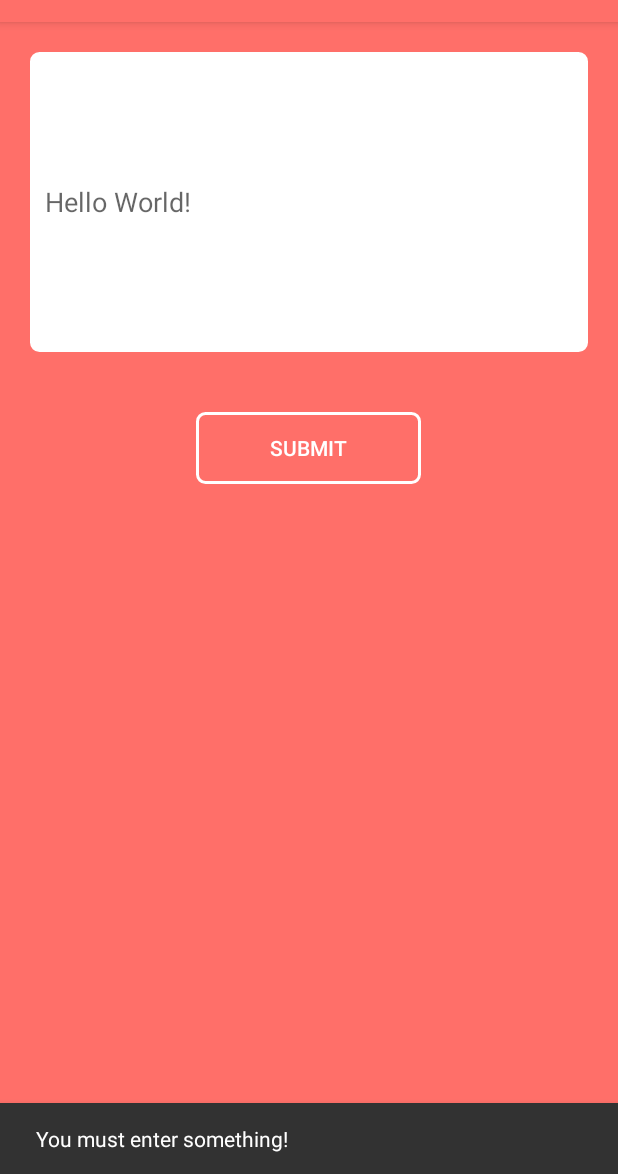
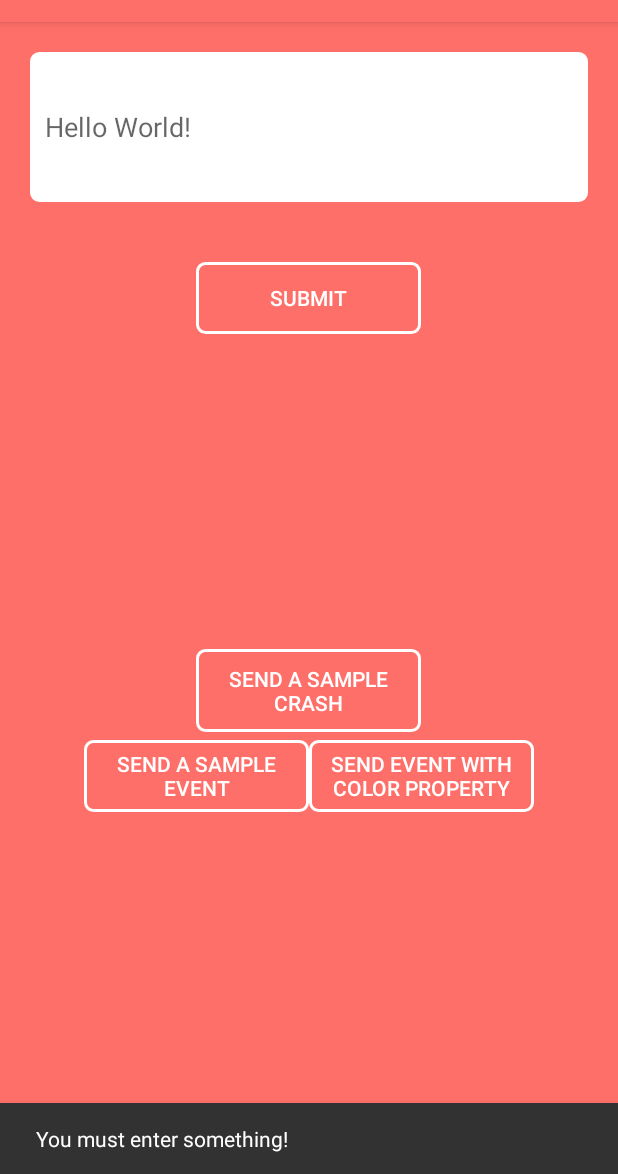
Before and after one commit to maestersid/MySentiment, an Android app: the screen it shows after launch (MainActivity), after a tap on "SUBMIT", on a phone screen of 412 x 824 dp, the part 62-1236 px from its top. Run offline under Robolectric (Android 15) with nearby library versions, the phone set to English and light mode, and no system bars.

Commit message:
Adding Android crash and analytics buttons to app

```diff
--- a/Java/MobileAzureDevDays/app/src/main/java/com/xamarin/azuredevdays/MainActivity.java
+++ b/Java/MobileAzureDevDays/app/src/main/java/com/xamarin/azuredevdays/MainActivity.java
@@ -1,5 +1,6 @@
 package com.xamarin.azuredevdays;
 
+import android.app.DialogFragment;
 import android.graphics.Color;
 import android.os.Bundle;
 import android.os.Handler;
@@ -9,12 +10,18 @@ import android.support.design.widget.Snackbar;
 import android.support.v7.app.AppCompatActivity;
 import android.support.v7.widget.Toolbar;
 import android.view.View;
+import android.view.View.OnClickListener;
 import android.view.Menu;
 import android.view.MenuItem;
 import android.widget.Button;
 import android.widget.EditText;
 import android.widget.LinearLayout;
 import android.widget.TextView;
+import android.app.Dialog;
+import android.app.AlertDialog;
+import android.content.DialogInterface;
+import java.util.HashMap;
+import java.util.Map;
 
 import com.google.gson.Gson;
 
@@ -25,7 +32,7 @@ import okhttp3.Response;
 
 import java.io.IOException;
 
-public class MainActivity extends AppCompatActivity {
+public class MainActivity extends AppCompatActivity implements OnClickListener {
 
     SentimentClient sentimentClient;
     Gson gson = new Gson();
@@ -34,6 +41,9 @@ public class MainActivity extends AppCompatActivity {
     LinearLayout backgroundLayout;
     EditText sentimentText;
     Button getSentimentButton;
+    Button crashButton;
+    Button eventButton;
+    Button colorButton;
     TextView emojiView;
 
     @Override
@@ -76,10 +86,23 @@ public class MainActivity extends AppCompatActivity {
         emojiView = (TextView) findViewById(R.id.emojiView);
 
         getSentimentButton = (Button) findViewById(R.id.getSentimentButton);
-        getSentimentButton.setOnClickListener(new View.OnClickListener() {
+        getSentimentButton.setOnClickListener(this);
 
-            @Override
-            public void onClick(final View view) {
+        Button crashButton = (Button) findViewById(R.id.sendCrashButton);
+        crashButton.setOnClickListener(this);
+
+        Button eventButton = (Button) findViewById(R.id.sendEventButton);
+        eventButton.setOnClickListener(this);
+
+        Button colorButton = (Button) findViewById(R.id.sendColorButton);
+        colorButton.setOnClickListener(this);
+
+
+    }
+
+    public void onClick(final View view){
+        switch(view.getId()){
+            case R.id.getSentimentButton:
 
                 if(sentimentText.getText().toString().equals("")) {
                     Snackbar.make(view, "You must enter something!", Snackbar.LENGTH_SHORT).show();
@@ -128,11 +151,23 @@ public class MainActivity extends AppCompatActivity {
                 } catch (IOException e) {
                     e.printStackTrace();
                 }
-            }
-        });
 
+                break;
+            case R.id.sendCrashButton:
+                DialogFragment crashDialog = new CrashDialog();
+                crashDialog.show(getFragmentManager(), "crashDialog");
+                break;
 
+            case R.id.sendEventButton:
+                DialogFragment eventDialog = new EventDialog();
+                eventDialog.show(getFragmentManager(), "eventDialog");
+                break;
 
+            case R.id.sendColorButton:
+                DialogFragment colorDialog = new ColorDialog();
+                colorDialog.show(getFragmentManager(), "colorDialog");
+                break;
+        }
     }
 
 
@@ -198,4 +233,56 @@ public class MainActivity extends AppCompatActivity {
         return Color.HSVToColor(hsv);
     }
 
+    public static class CrashDialog extends DialogFragment {
+        public Dialog onCreateDialog(Bundle savedInstanceState) {
+            AlertDialog.Builder builder = new AlertDialog.Builder(getActivity());
+            builder.setMessage("A crash report will be sent when you reopen the app.")
+                    .setPositiveButton("Crash app", new DialogInterface.OnClickListener() {
+                        public void onClick(DialogInterface dialog, int id) {
+                            throw new RuntimeException("crashing");
+                        }
+                    }).setNegativeButton("Cancel", new DialogInterface.OnClickListener() {
+                public void onClick(DialogInterface dialog, int id) {
+                }
+            });
+            return builder.create();
+        }
+    }
+
+    public static class EventDialog extends DialogFragment {
+        public Dialog onCreateDialog(Bundle savedInstanceState) {
+            AlertDialog.Builder builder = new AlertDialog.Builder(getActivity());
+            builder.setMessage("Event sent").setPositiveButton("OK", new DialogInterface.OnClickListener() {
+                public void onClick(DialogInterface dialog, int id) {
+                }
+            });
+            return builder.create();
+        }
+    }
+
+    private static Map<String, String> properties = new HashMap<>();
+
+    public static class ColorDialog extends DialogFragment {
+        public Dialog onCreateDialog(Bundle savedInstanceState) {
+            AlertDialog.Builder builder = new AlertDialog.Builder(getActivity());
+            CharSequence[] colors = {"Yellow", "Blue", "Red"};
+            builder.setTitle("Pick a color").setItems(colors, new DialogInterface.OnClickListener() {
+                public void onClick(DialogInterface dialog, int index) {
+                    switch (index) {
+                        case 0:
+                            properties.put("Color", "Yellow");
+                            break;
+                        case 1:
+                            properties.put("Color", "Blue");
+                            break;
+                        case 2:
+                            properties.put("Color", "Red");
+                            break;
+                    }
+                }
+            });
+            return builder.create();
+        }
+    }
+
 }
--- a/Java/MobileAzureDevDays/app/src/main/res/layout/content_main.xml
+++ b/Java/MobileAzureDevDays/app/src/main/res/layout/content_main.xml
@@ -21,7 +21,7 @@
         android:background="@drawable/editext_drawable"
         android:lines="20"
         android:layout_width="match_parent"
-        android:layout_height="200dp"
+        android:layout_height="100dp"
         android:hint="Hello World!"
         android:padding="10dp"/>
 
@@ -37,11 +37,50 @@
         android:text="Submit"/>
 
     <TextView
-        android:paddingTop="60dp"
+        android:paddingTop="30dp"
         android:alpha="1"
         android:id="@+id/emojiView"
         android:layout_gravity="center_horizontal"
         android:layout_width="wrap_content"
         android:layout_height="wrap_content"
         android:textSize="120dp"/>
+
+    <Button
+        android:layout_marginTop="20dp"
+        android:layout_gravity="center_horizontal"
+        android:background="@drawable/button_drawable"
+        android:id="@+id/sendCrashButton"
+        android:layout_width="150dp"
+        android:padding="10dp"
+        android:layout_height="wrap_content"
+        android:textColor="@android:color/white"
+        android:text="Send a sample crash"/>
+
+    <LinearLayout
+        android:paddingTop="5dp"
+        android:layout_width="match_parent"
+        android:layout_height="wrap_content"
+        android:gravity="center"
+        >
+
+        <Button
+            android:layout_marginTop="40dp"
+            android:layout_gravity="center_horizontal"
+            android:background="@drawable/button_drawable"
+            android:id="@+id/sendEventButton"
+            android:layout_width="150dp"
+            android:layout_height="wrap_content"
+            android:textColor="@android:color/white"
+            android:text="Send a sample event"/>
+
+        <Button
+            android:layout_marginTop="40dp"
+            android:layout_gravity="center_horizontal"
+            android:background="@drawable/button_drawable"
+            android:id="@+id/sendColorButton"
+            android:layout_width="150dp"
+            android:layout_height="wrap_content"
+            android:textColor="@android:color/white"
+            android:text="Send event with color property"/>
+    </LinearLayout>
 </LinearLayout>
```
